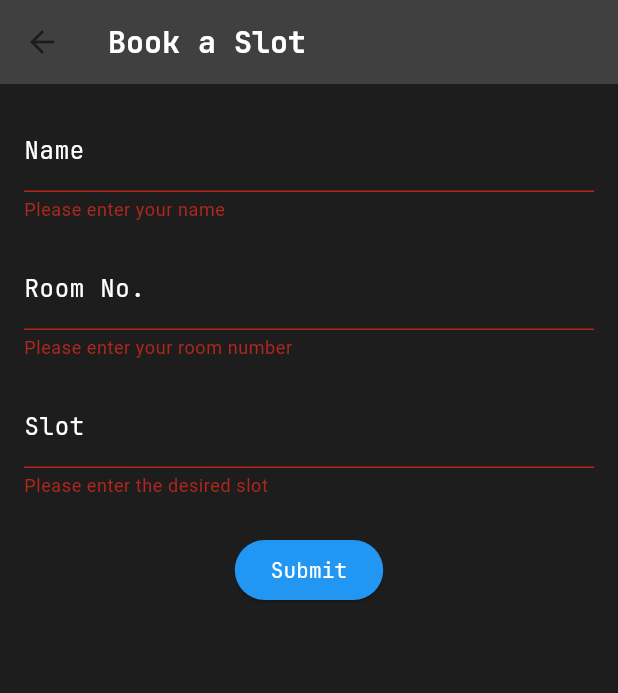
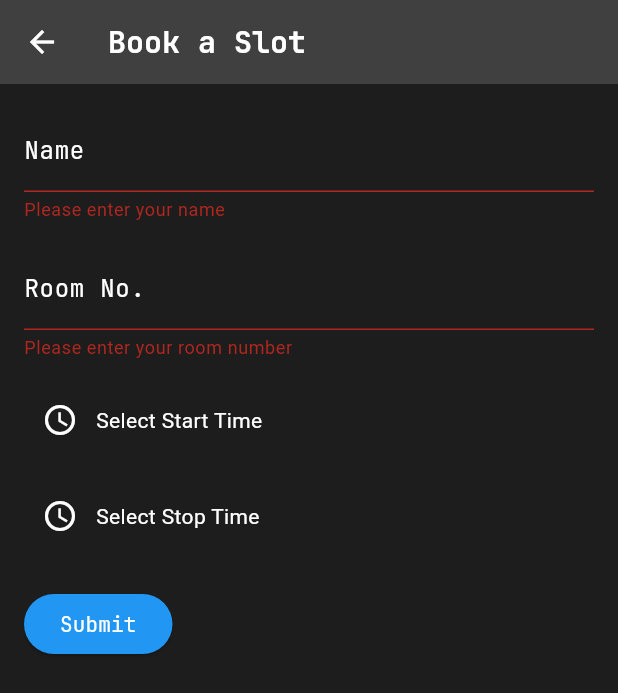
Before and after one commit to KingRain/Washio, a Flutter app: the BookingPage screen opened directly, after a tap on "Submit", on a phone screen of 412 x 824 dp. Shown: the top 693 px of the screen. Run offline on Flutter 3.47's test engine with Material 3 defaults, Android fonts, the light colour scheme and no system bars; our stand-ins replace flutter_svg, supabase_flutter; accounts and stored records are empty.

Commit message:
Implemented slot booking 💾

```diff
--- a/lib/pages/booking.dart
+++ b/lib/pages/booking.dart
@@ -1,7 +1,8 @@
+// ignore_for_file: use_build_context_synchronously, library_private_types_in_public_api
+
 import 'package:flutter/material.dart';
-import 'package:machinex/pages/firstfloor.dart';
-import 'package:http/http.dart' as http;
-import 'dart:convert';
+import 'package:machinex/pages/home.dart';
+import 'package:supabase_flutter/supabase_flutter.dart';
 
 class BookingPage extends StatefulWidget {
   const BookingPage({super.key});
@@ -15,37 +16,42 @@ class _BookingPageState extends State<BookingPage> {
 
   String name = '';
   String roomNo = '';
-  String slot = '';
-
-  final String spreadsheetId = '1puVRlVbGyoUIv6qGVn7Bm2bDIzGpPNYYsEJKdMfkhB4';
-  final String sheetName = 'Floor1';
-  final String apiKey = 'AIzaSyBmsowEETwL5TGyGdtHbXuw-IiqR1cI98E';
+  TimeOfDay? startTime;
+  TimeOfDay? stopTime;
 
   Future<void> submitData() async {
-    final url =
-        'https://sheets.googleapis.com/v4/spreadsheets/$spreadsheetId/values/$sheetName!A:D:append?valueInputOption=USER_ENTERED&key=$apiKey';
+    if (startTime == null || stopTime == null) {
+      ScaffoldMessenger.of(context).showSnackBar(
+        const SnackBar(
+            content: Text('Please select both start and stop times')),
+      );
+      return;
+    }
 
-    final Map<String, dynamic> body = {
-      "values": [
-        [name, roomNo, slot]
-      ]
-    };
+    final slot = '${startTime!.format(context)}\n${stopTime!.format(context)}';
 
-    final response = await http.post(
-      Uri.parse(url),
-      headers: {'Content-Type': 'application/json'},
-      body: jsonEncode(body),
-    );
+    final response = await Supabase.instance.client
+        .from('floor1')
+        .insert({'Name': name, 'RoomNo': roomNo, 'Slot': slot});
 
-    if (response.statusCode == 200) {
+    if (response.error == null) {
       ScaffoldMessenger.of(context).showSnackBar(
         const SnackBar(content: Text('Slot booked successfully!')),
       );
+      Navigator.pushNamedAndRemoveUntil(context, '/', (route) => false);
     } else {
       ScaffoldMessenger.of(context).showSnackBar(
-        SnackBar(content: Text('Failed to book slot: ${response.body}')),
+        SnackBar(
+            content: Text('Failed to book slot: ${response.error!.message}')),
       );
     }
+  }
+
+  Future<TimeOfDay?> _selectTime(BuildContext context) async {
+    return await showTimePicker(
+      context: context,
+      initialTime: TimeOfDay.now(),
+    );
   }
 
   @override
@@ -62,12 +68,19 @@ class _BookingPageState extends State<BookingPage> {
           ),
         ),
         backgroundColor: const Color.fromARGB(255, 64, 64, 64),
+        leading: IconButton(
+          icon: const Icon(Icons.arrow_back, color: Colors.white),
+          onPressed: () {
+            Navigator.pushNamedAndRemoveUntil(context, '/', (route) => false);
+          },
+        ),
       ),
       body: Padding(
         padding: const EdgeInsets.all(16.0),
         child: Form(
           key: _formKey,
           child: Column(
+            crossAxisAlignment: CrossAxisAlignment.start,
             children: [
               TextFormField(
                 decoration: const InputDecoration(
@@ -111,10 +124,14 @@ class _BookingPageState extends State<BookingPage> {
                     borderSide: BorderSide(color: Colors.blue),
                   ),
                 ),
+                keyboardType: TextInputType.number,
                 style: const TextStyle(color: Colors.white),
                 validator: (value) {
                   if (value == null || value.isEmpty) {
                     return 'Please enter your room number';
+                  }
+                  if (int.tryParse(value) == null) {
+                    return 'Please enter a valid room number';
                   }
                   return null;
                 },
@@ -125,32 +142,52 @@ class _BookingPageState extends State<BookingPage> {
                 },
               ),
               const SizedBox(height: 16.0),
-              TextFormField(
-                decoration: const InputDecoration(
-                  labelText: 'Slot',
-                  labelStyle: TextStyle(
-                    color: Colors.white,
-                    fontFamily: 'JetBrains Mono',
+              Row(
+                children: [
+                  IconButton(
+                    icon: const Icon(Icons.access_time, color: Colors.white),
+                    onPressed: () async {
+                      final selectedTime = await _selectTime(context);
+                      if (selectedTime != null) {
+                        setState(() {
+                          startTime = selectedTime;
+                        });
+                      }
+                    },
                   ),
-                  enabledBorder: OutlineInputBorder(
-                    borderSide: BorderSide(color: Colors.white),
+                  Expanded(
+                    child: Text(
+                      startTime != null
+                          ? 'Start Time: ${startTime!.format(context)}'
+                          : 'Select Start Time',
+                      style: const TextStyle(color: Colors.white),
+                    ),
                   ),
-                  focusedBorder: OutlineInputBorder(
-                    borderSide: BorderSide(color: Colors.blue),
+                ],
+              ),
+              const SizedBox(height: 16.0),
+              Row(
+                children: [
+                  IconButton(
+                    icon: const Icon(Icons.access_time, color: Colors.white),
+                    onPressed: () async {
+                      final selectedTime = await _selectTime(context);
+                      if (selectedTime != null) {
+                        setState(() {
+                          stopTime = selectedTime;
+                        });
+                      }
+                    },
                   ),
-                ),
-                style: const TextStyle(color: Colors.white),
-                validator: (value) {
-                  if (value == null || value.isEmpty) {
-                    return 'Please enter the desired slot';
-                  }
-                  return null;
-                },
-                onChanged: (value) {
-                  setState(() {
-                    slot = value;
-                  });
-                },
+                  Expanded(
+                    child: Text(
+                      stopTime != null
+                          ? 'Stop Time: ${stopTime!.format(context)}'
+                          : 'Select Stop Time',
+                      style: const TextStyle(color: Colors.white),
+                    ),
+                  ),
+                ],
               ),
               const SizedBox(height: 24.0),
               ElevatedButton(
@@ -159,8 +196,7 @@ class _BookingPageState extends State<BookingPage> {
                     submitData();
                     Navigator.push(
                       context,
-                      MaterialPageRoute(
-                          builder: (context) => const FloorOnePage()),
+                      MaterialPageRoute(builder: (context) => const HomePage()),
                     );
                   }
                 },
--- a/lib/pages/home.dart
+++ b/lib/pages/home.dart
@@ -55,8 +55,7 @@ class HomePage extends StatelessWidget {
               onPressed: () {
                 Navigator.push(
                   context,
-                  MaterialPageRoute(
-                      builder: (context) => const FloorZeroPage()),
+                  MaterialPageRoute(builder: (context) => FloorZeroPage()),
                 );
               },
               style: ElevatedButton.styleFrom(
```
Also changed, not shown: lib/main.dart (+7 -1 lines), lib/pages/firstFloor.dart (+32 -25 lines), lib/pages/groundFloor.dart (+56 -30 lines), lib/pages/secondFloor.dart (+64 -29 lines), pubspec.yaml (+7 -15 lines), pubspec.lock, 7 other files.
